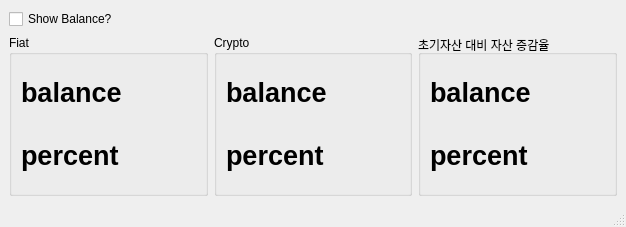
The window that mainwindow.ui (coreanq/cost_averaging) describes before a commit, drawn with Qt 5.
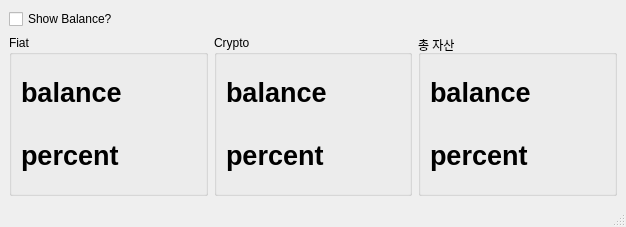
The same window after the commit.

```diff
--- a/mainwindow.ui
+++ b/mainwindow.ui
@@ -99,7 +99,7 @@
     <item row="1" column="2">
      <widget class="QGroupBox" name="groupBox_3">
       <property name="title">
-       <string>초기자산 대비 자산 증감율</string>
+       <string>﻿총 ﻿자산</string>
       </property>
       <layout class="QVBoxLayout" name="verticalLayout_3">
        <item>
```
Left out of the diff: 8 changed lines with no effect on the pictures.
